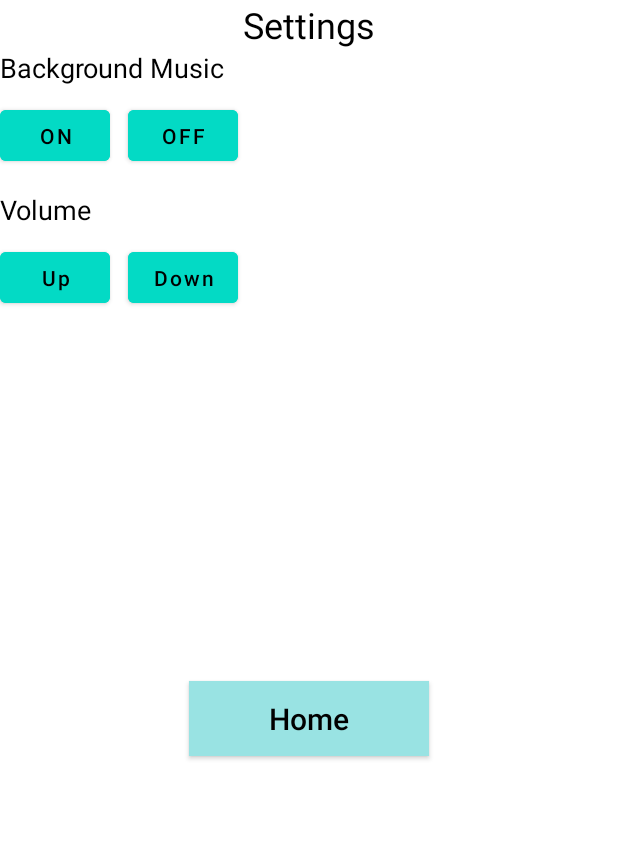
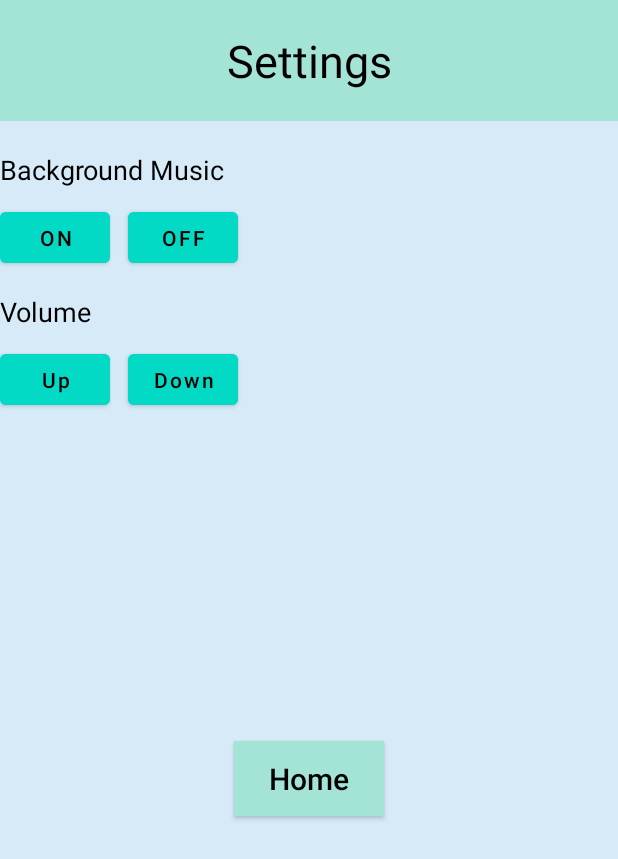
Before and after one commit to SA53-Team-7/MatchingGame, an Android app: the Settings screen opened directly, with no data from a screen before it, on a phone screen of 412 x 824 dp. Shown: the top 859 px of the screen. Run offline under Robolectric (Android 15) with nearby library versions, the phone set to English and light mode, and no system bars; 1 statement that could not run was skipped.

Commit message:
Modify home and setting page

```diff
--- a/app/src/main/res/layout/activity_settings.xml
+++ b/app/src/main/res/layout/activity_settings.xml
@@ -4,15 +4,19 @@
     xmlns:tools="http://schemas.android.com/tools"
     android:layout_width="match_parent"
     android:layout_height="match_parent"
+    android:background="#D6EAF8"
     tools:context=".Settings">
 
     <TextView
         android:id="@+id/settingsTitle"
-        android:layout_width="wrap_content"
+        android:layout_width="match_parent"
         android:layout_height="wrap_content"
+        android:background="#A3E4D7"
         android:text="@string/settings"
-        android:textSize="24sp"
+        android:textSize="30sp"
+        android:gravity="center"
         android:textColor="@color/black"
+        android:padding="20dp"
         app:layout_constraintLeft_toLeftOf="parent"
         app:layout_constraintRight_toRightOf="parent"
         tools:ignore="MissingConstraints" />
@@ -24,6 +28,7 @@
         android:text="@string/backgroundMusic"
         android:textColor="@color/black"
         android:textSize="18sp"
+        android:paddingTop="20dp"
         app:layout_constraintLeft_toLeftOf="parent"
         app:layout_constraintTop_toBottomOf="@id/settingsTitle"
         tools:ignore="MissingConstraints" />
@@ -69,7 +74,7 @@
         android:text="@string/volume"
         android:textColor="@color/black"
         android:textSize="18sp"
-        android:layout_marginTop="20dp"
+        android:paddingTop="20dp"
         app:layout_constraintLeft_toLeftOf="parent"
         app:layout_constraintTop_toBottomOf="@id/musicOn"
         tools:ignore="MissingConstraints" />
@@ -108,12 +113,14 @@
 
     <androidx.appcompat.widget.AppCompatButton
         android:id="@+id/settingHome"
-        style="@style/btnStyle"
-        android:layout_width="160dp"
+        android:layout_width="100dp"
         android:layout_height="50dp"
-        android:layout_marginBottom="320dp"
-        android:background="#99e3e3"
+        android:layout_marginBottom="280dp"
+        android:background="#A3E4D7"
         android:text="@string/home"
+        android:textColor="@color/black"
+        android:textAllCaps="false"
+        android:textSize="20sp"
         app:layout_constraintBottom_toBottomOf="parent"
         app:layout_constraintHorizontal_bias="0.5"
         app:layout_constraintLeft_toLeftOf="parent"
--- a/app/src/main/res/values/strings.xml
+++ b/app/src/main/res/values/strings.xml
@@ -24,11 +24,4 @@
     <string name="next">NEXT</string>
     <string name="enterName">Enter Your Name Here</string>
     <string name="ok">OK</string>
-
-
-    <style name="btnStyle">
-        <item name="android:textSize">20sp</item>
-        <item name="android:textAllCaps">false</item>
-        <item name="android:textColor">@color/black</item>
-    </style>
 </resources>
```
Also changed, not shown: app/src/main/res/layout/activity_home.xml (+13 -6 lines).
